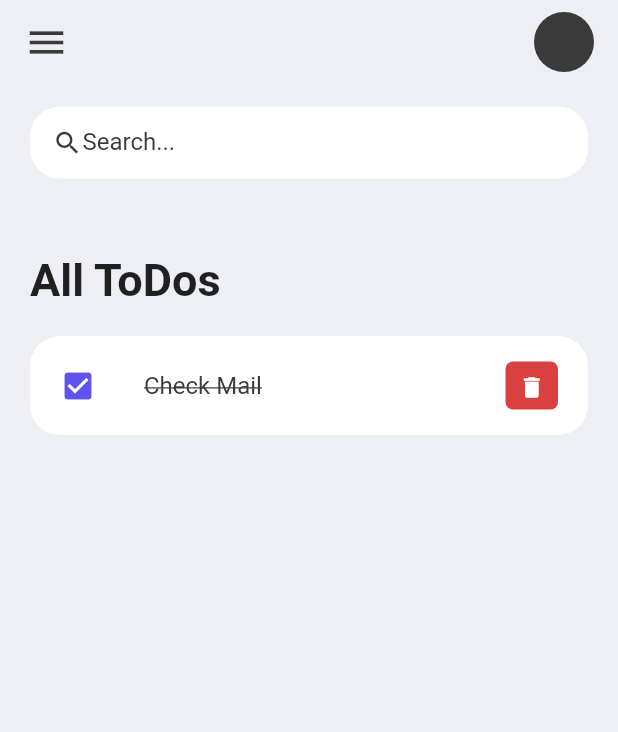
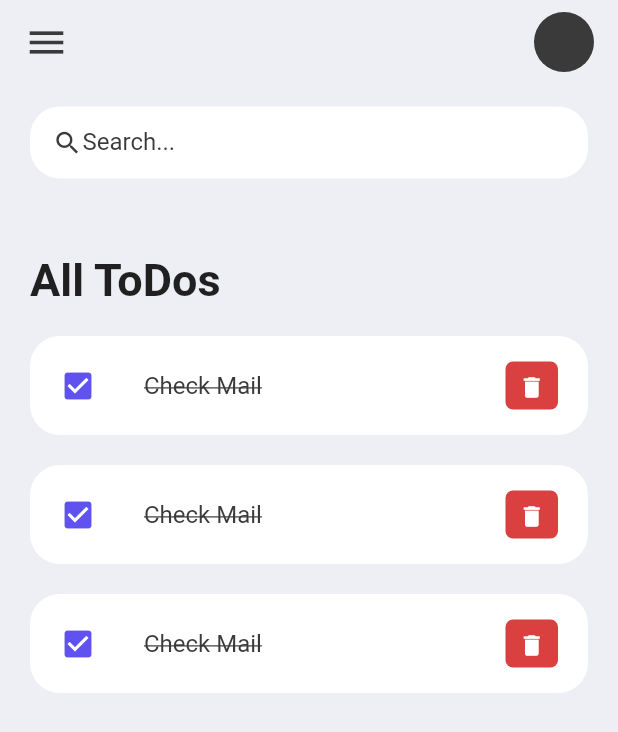
Before and after one commit to hello-favour/flutter-todo-app, a Flutter app: the screen it shows after launch, on a phone screen of 412 x 824 dp. Shown: the top 732 px of the screen. Run offline on Flutter 3.47's test engine with Material 2 defaults, Android fonts, the phone set to English and light mode, and no system bars.

Commit message:
added todo model

```diff
--- a/lib/main.dart
+++ b/lib/main.dart
@@ -14,7 +14,7 @@ class MyApp extends StatelessWidget {
   Widget build(BuildContext context) {
     SystemChrome.setSystemUIOverlayStyle(
         SystemUiOverlayStyle(statusBarColor: Colors.transparent));
-    return const MaterialApp(
+    return MaterialApp(
       debugShowCheckedModeBanner: false,
       title: 'Todo App',
       home: Home(),
--- /dev/null
+++ b/lib/model/todo.dart
@@ -0,0 +1,22 @@
+class Todo {
+  String id;
+  String todoText;
+  bool isdone;
+
+  Todo({
+    required this.id,
+    required this.todoText,
+    this.isdone = false,
+  });
+
+  static List<Todo> todoList() {
+    return [
+      Todo(id: "01", todoText: "morning excercises", isdone: true),
+      Todo(id: "01", todoText: "buy Groceries", isdone: true),
+      Todo(id: "01", todoText: "Check Mails"),
+      Todo(id: "01", todoText: "Team Meeting"),
+      Todo(id: "01", todoText: "work on mobile apps for 2 hours"),
+      Todo(id: "01", todoText: "Dinner with precious"),
+    ];
+  }
+}
--- a/lib/screens/home.dart
+++ b/lib/screens/home.dart
@@ -1,9 +1,11 @@
 import 'package:flutter/material.dart';
+import 'package:flutter_todo_app/model/todo.dart';
 import '../constants/colors.dart';
 import '../widgets/todo_item.dart';
 
 class Home extends StatelessWidget {
-  const Home({super.key});
+  Home({super.key});
+  final todoList = Todo.todoList();
 
   @override
   Widget build(BuildContext context) {
@@ -31,6 +33,8 @@ class Home extends StatelessWidget {
                       ),
                     ),
                   ),
+                  TodoItem(),
+                  TodoItem(),
                   TodoItem(),
                 ],
               ),
--- a/lib/widgets/todo_item.dart
+++ b/lib/widgets/todo_item.dart
@@ -7,6 +7,7 @@ class TodoItem extends StatelessWidget {
   @override
   Widget build(BuildContext context) {
     return Container(
+      margin: const EdgeInsets.only(bottom: 20),
       child: ListTile(
         onTap: () {
           print("clicked on todo item");
@@ -38,7 +39,9 @@ class TodoItem extends StatelessWidget {
             borderRadius: BorderRadius.circular(5),
           ),
           child: IconButton(
-            onPressed: () {},
+            onPressed: () {
+              print("clicked delete button");
+            },
             icon: const Icon(
               Icons.delete,
               size: 18,
```
